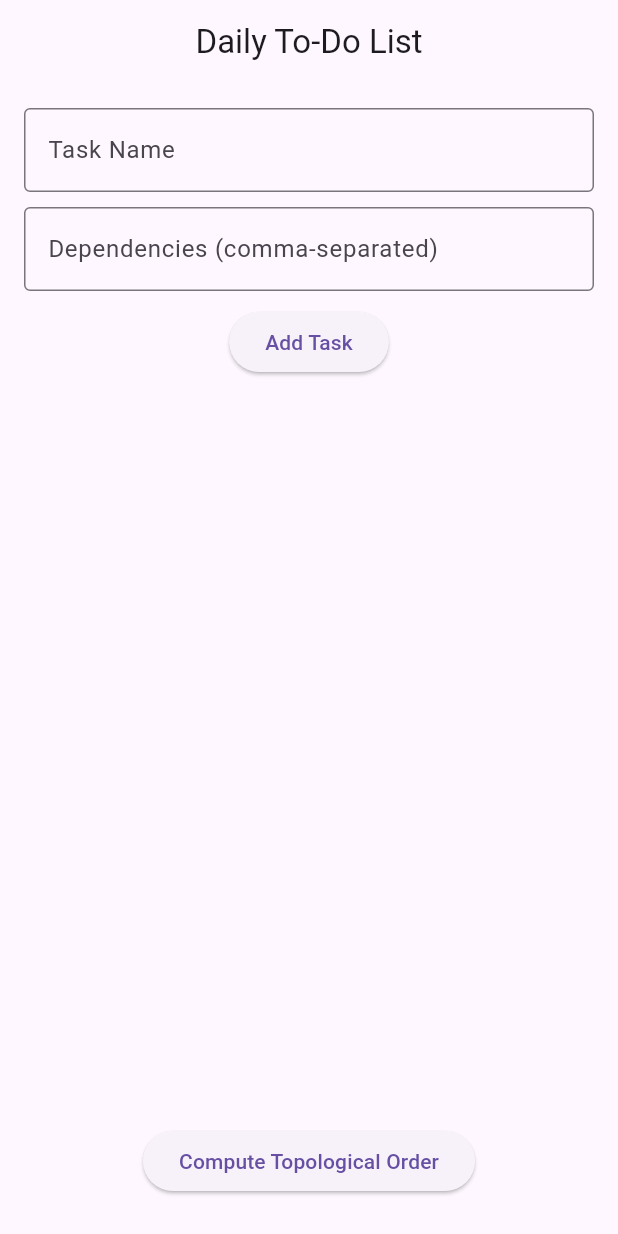
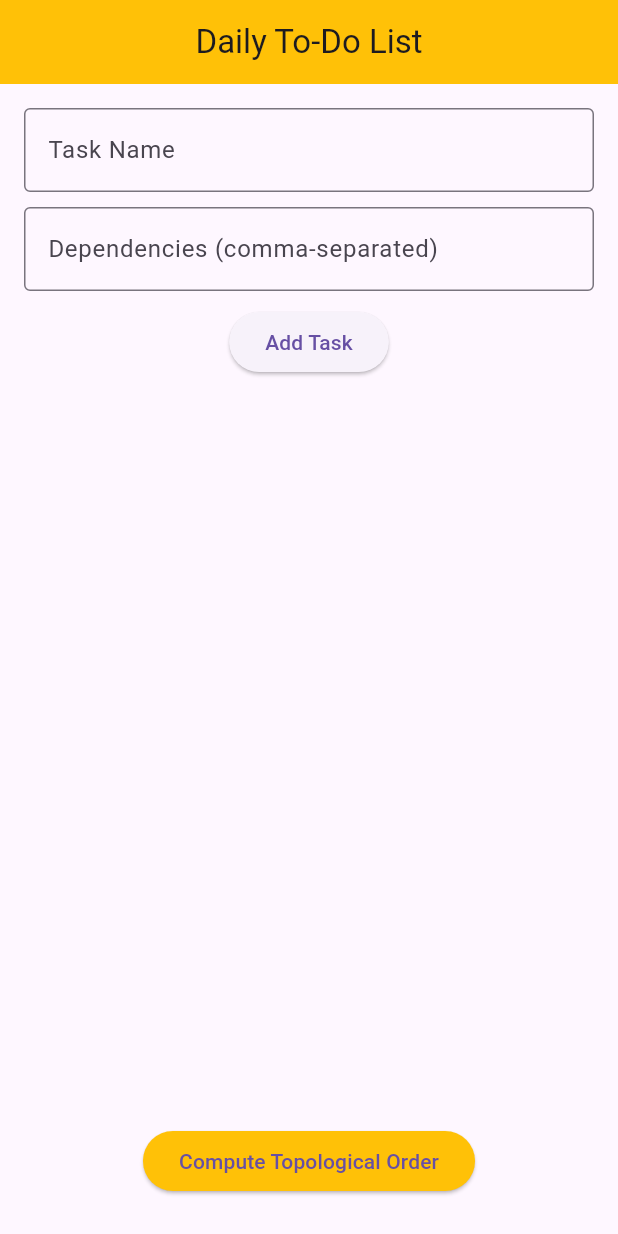
Before and after one commit to IFTI612/Flutter_projects, a Flutter app: the screen it shows after launch, on a phone screen of 412 x 824 dp. Run offline on Flutter 3.47's test engine with Material 3 defaults, Android fonts, the phone set to English and light mode, and no system bars.

Commit message:
minor changes

```diff
--- a/todo_list_using_topsort/lib/pages/to_do_sortpage.dart
+++ b/todo_list_using_topsort/lib/pages/to_do_sortpage.dart
@@ -1,4 +1,6 @@
 //import 'package:flutter/cupertino.dart';
+import 'dart:ui';
+
 import 'package:flutter/material.dart';
 
 class TodoListScreen extends StatefulWidget {
@@ -77,6 +79,7 @@ class _TodoListScreenState extends State<TodoListScreen> {
       appBar: AppBar(
         title: Text('Daily To-Do List'),
         centerTitle: true,
+        backgroundColor: Colors.amber,
       ),
       body: Padding(
         padding: const EdgeInsets.all(16.0),
@@ -100,9 +103,9 @@ class _TodoListScreenState extends State<TodoListScreen> {
             SizedBox(height: 10),
             ElevatedButton(
               onPressed: addTask,
-              child: Text('Add Task'),
+              child: const Text('Add Task'),
             ),
-            SizedBox(height: 20),
+            const SizedBox(height: 20),
             Expanded(
               child: ListView.builder(
                 itemCount: tasks.length,
@@ -113,7 +116,7 @@ class _TodoListScreenState extends State<TodoListScreen> {
                       title: Text(task['name']),
                       subtitle: Text('Depends on: ${task['dependencies'].join(', ') ?? 'None'}'),
                       trailing: IconButton(
-                        icon: Icon(Icons.delete, color: Colors.red),
+                        icon: const Icon(Icons.delete, color: Colors.red),
                         onPressed: () => deleteTask(task['name']),
                       ),
                     ),
@@ -121,16 +124,20 @@ class _TodoListScreenState extends State<TodoListScreen> {
                 },
               ),
             ),
-            SizedBox(height: 20),
+            const SizedBox(height: 20),
+
             ElevatedButton(
+              style: ElevatedButton.styleFrom(
+                backgroundColor: Colors.amber,
+              ),
               onPressed: computeTopologicalOrder,
-              child: Text('Compute Topological Order'),
+              child: const Text('Compute Topological Order'),
             ),
-            SizedBox(height: 10),
+            const SizedBox(height: 10),
             if (topologicalOrder.isNotEmpty)
               Text(
                 'Topological Order: ${topologicalOrder.join(' -> ')}',
-                style: TextStyle(fontSize: 16, fontWeight: FontWeight.bold),
+                style: const TextStyle(fontSize: 16, fontWeight: FontWeight.bold),
               ),
           ],
         ),
```
